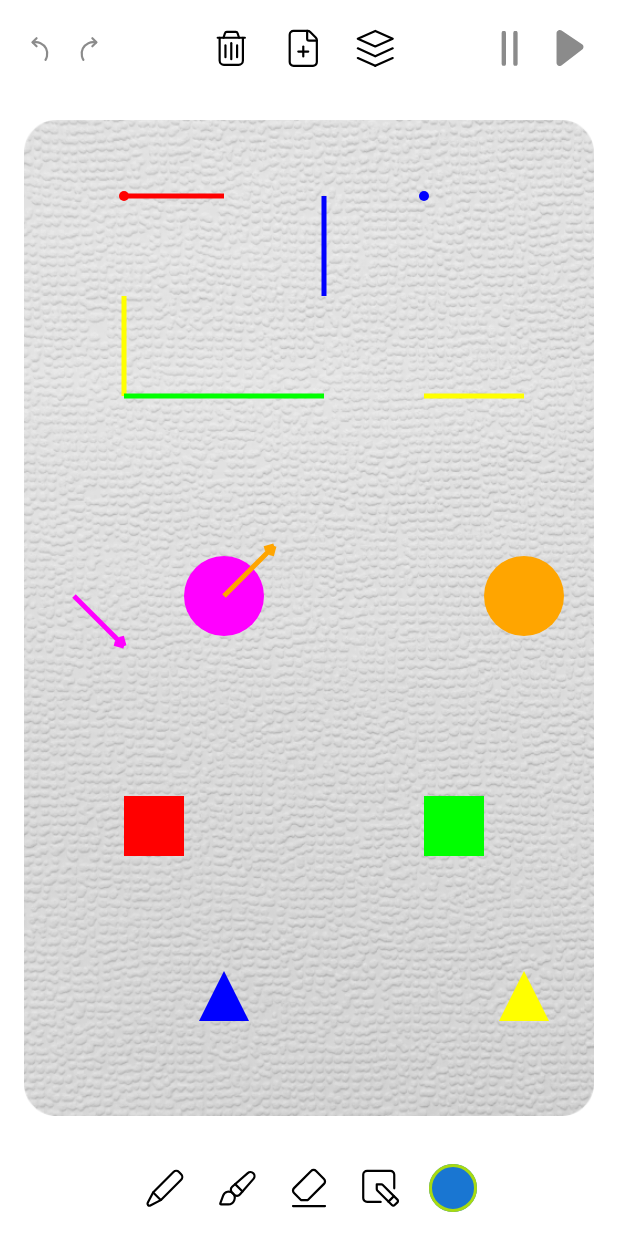
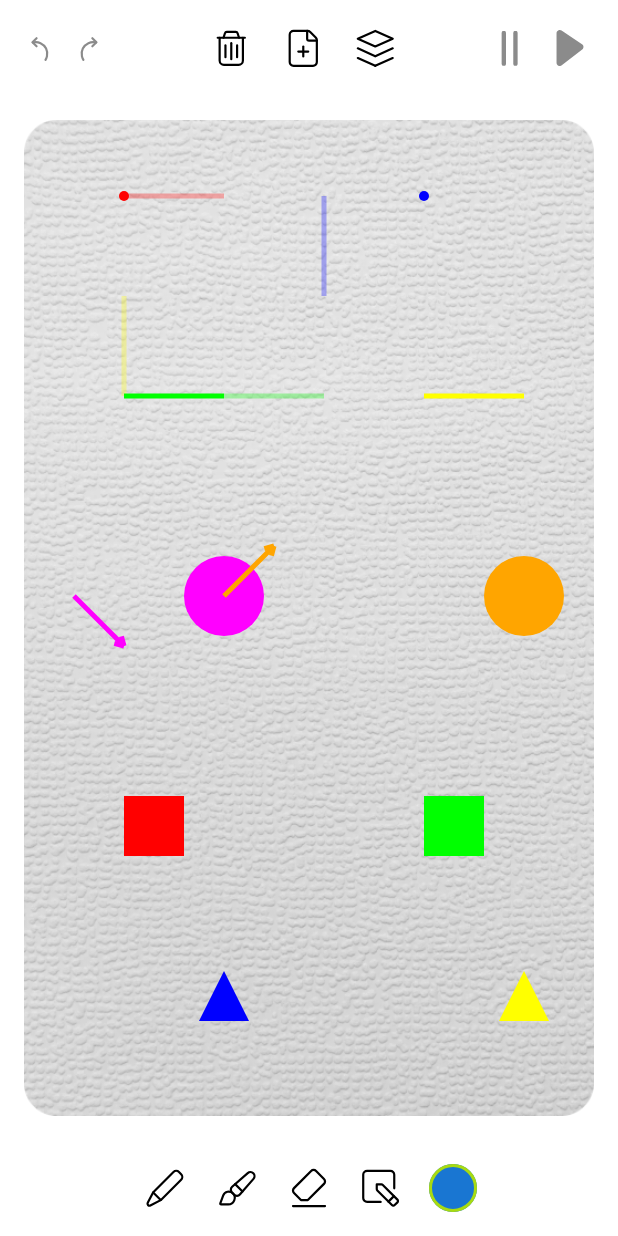
Before and after one commit to catsoft/moving_pictures, an Android app built with Jetpack Compose: the screen it shows after launch (MainActivity), on a phone screen of 412 x 824 dp. Run offline under Robolectric (Android 15) with nearby library versions, the light colour scheme and no system bars.

Commit message:
Draw test 2

```diff
--- a/app/src/main/java/com/movingPictures/ui/screens/canvas/CanvasViewModel.kt
+++ b/app/src/main/java/com/movingPictures/ui/screens/canvas/CanvasViewModel.kt
@@ -42,10 +42,11 @@ class CanvasViewModel() {
 
     init {
         gifComposer.addFrame(Frame())
-        selectFrame(gifComposer.frames.first().id)
+        gifComposer.addFrame(Frame())
+        selectFrame(gifComposer.frames.last().id)
 
-        doTest()
-        doTest2()
+        doTest(previousFrame.value)
+        doTest2(currentFrame.value)
     }
 
     fun selectFrame(frameId: String) {
@@ -54,8 +55,8 @@ class CanvasViewModel() {
         currentFrame.value = gifComposer.frames.getOrNull(index)
     }
 
-    fun doTest() {
-        currentFrame.value?.let {
+    fun doTest(frame: FrameComposer?) {
+        frame?.let {
             val red = Color.Red.toArgb()
             val blue = Color.Blue.toArgb()
             val green = Color.Green.toArgb()
@@ -68,8 +69,8 @@ class CanvasViewModel() {
         }
     }
 
-    fun doTest2() {
-        currentFrame.value?.let {
+    fun doTest2(frame: FrameComposer?) {
+        frame?.let {
             // Параметры цветов
             val red = Color.Red.toArgb()
             val blue = Color.Blue.toArgb()
--- a/app/src/main/java/com/movingPictures/ui/screens/canvas/canvas/CanvasView.kt
+++ b/app/src/main/java/com/movingPictures/ui/screens/canvas/canvas/CanvasView.kt
@@ -41,7 +41,7 @@ fun CanvasView(modifier: Modifier = Modifier, viewModel: CanvasViewModel) {
         )
 
         if (previousFrame.value != null) {
-            DrawFrame(Modifier.alpha(0.5f), previousFrame.value!!)
+            DrawFrame(Modifier.alpha(0.3f), previousFrame.value!!)
         }
 
         if (currentFrame.value != null) {
```
